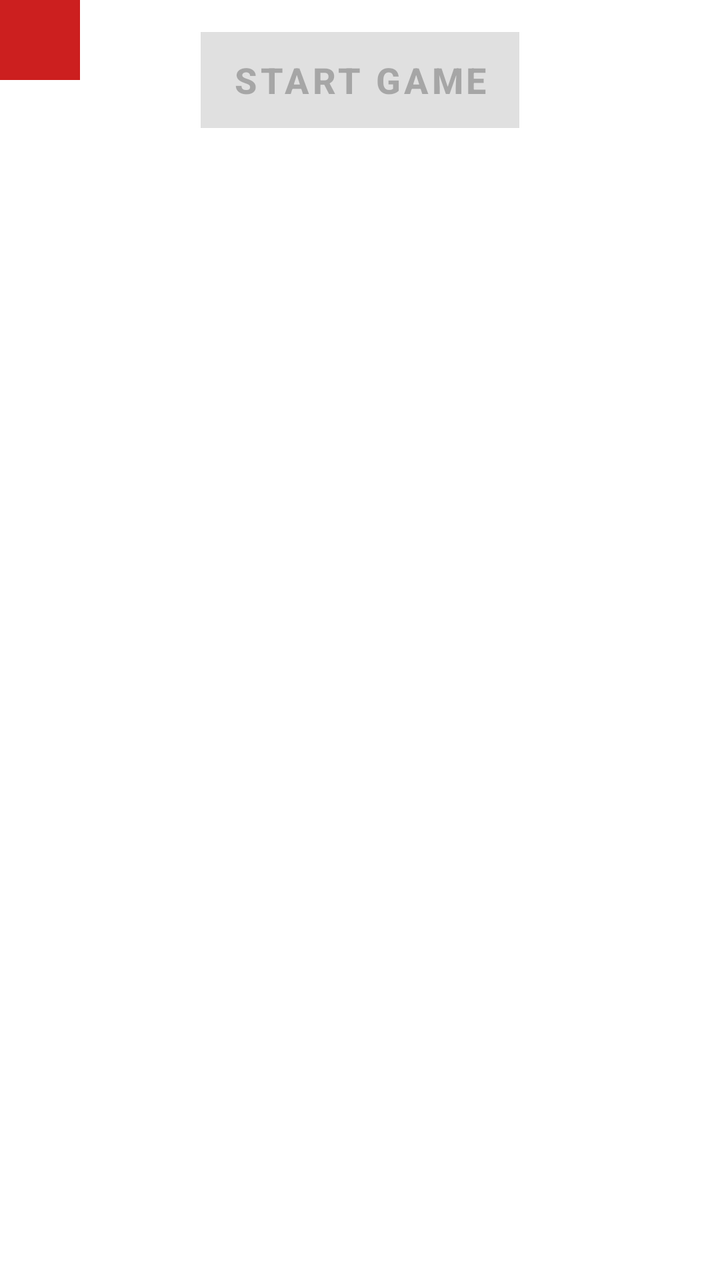
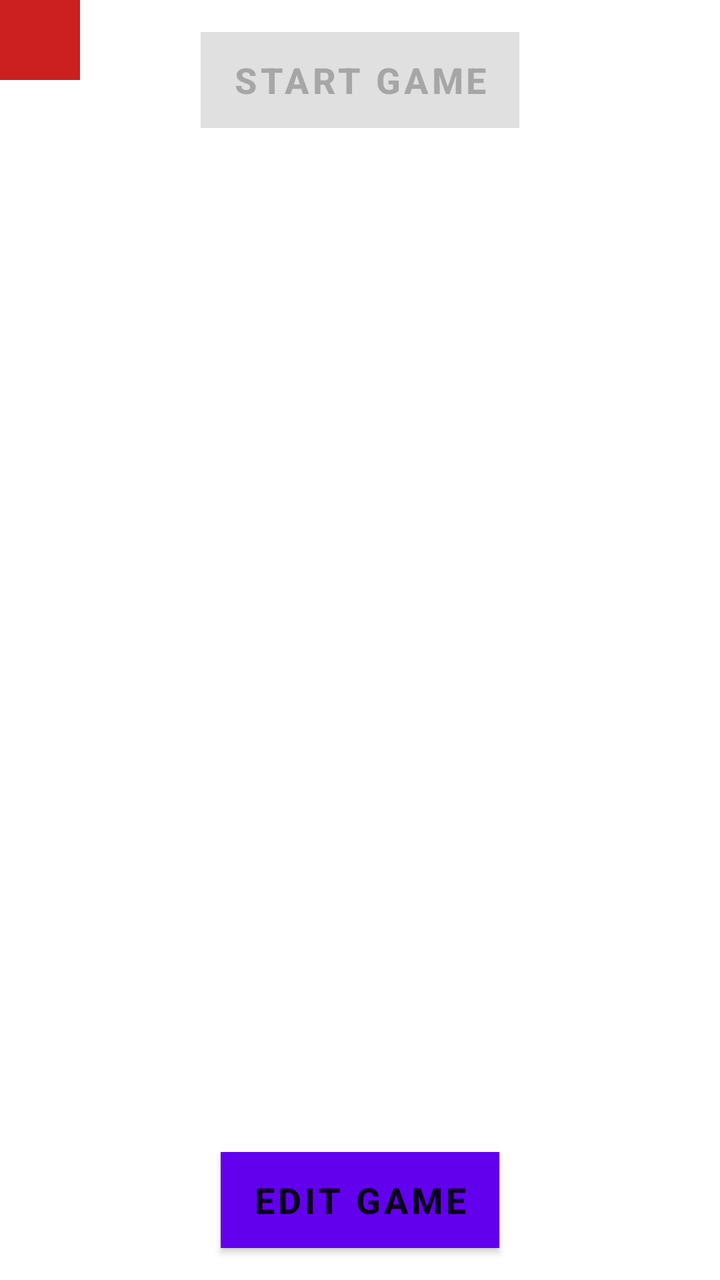

Before-and-after screenshots of an Android layout around one commit, followed by the original layout XML and the change that was made.
<!-- AndroidManifest.xml: application theme Theme.Twiligihts -->
<!-- res/layout/fragment_start_screen.xml -->
<?xml version="1.0" encoding="utf-8"?>
<androidx.constraintlayout.widget.ConstraintLayout xmlns:android="http://schemas.android.com/apk/res/android"
    xmlns:app="http://schemas.android.com/apk/res-auto"
    android:layout_width="match_parent"
    android:layout_height="match_parent">

    <Button
        android:id="@+id/startGameButton"
        android:layout_width="wrap_content"
        android:layout_height="wrap_content"
        android:layout_marginTop="16dp"
        android:background="?attr/colorPrimary"
        android:enabled="false"
        android:paddingStart="16dp"
        android:paddingEnd="16dp"
        android:text="Start Game"
        android:textColor="?android:textColorPrimary"
        android:textSize="18sp"
        android:textStyle="bold"
        app:layout_constraintEnd_toEndOf="parent"
        app:layout_constraintStart_toStartOf="parent"
        app:layout_constraintTop_toTopOf="parent" />

    <ImageView
        android:id="@+id/testIcon"
        android:layout_width="40dp"
        android:layout_height="40dp"
        android:background="@color/gem_color_1" />

</androidx.constraintlayout.widget.ConstraintLayout>
<!-- resources referenced by this layout -->
<resources>
  <color name="gem_color_1">#CC1F1F</color>
  <style name="Theme.Twiligihts" parent="Theme.MaterialComponents.DayNight.NoActionBar">
          
          <item name="colorPrimary">@color/purple_500</item>
          <item name="colorPrimaryVariant">@color/purple_700</item>
          <item name="colorOnPrimary">@color/white</item>
          
          <item name="colorSecondary">@color/teal_200</item>
          <item name="colorSecondaryVariant">@color/teal_700</item>
          <item name="colorOnSecondary">@color/black</item>
          
          <item name="android:statusBarColor" tools:targetApi="l">?attr/colorPrimaryVariant</item>
          
      </style>
  <color name="purple_500">#FF6200EE</color>
  <color name="purple_700">#FF3700B3</color>
  <color name="white">#FFFFFFFF</color>
  <color name="teal_200">#FF03DAC5</color>
  <color name="teal_700">#FF018786</color>
  <color name="black">#FF000000</color>
</resources>

<!-- the commit's change to res/layout/fragment_start_screen.xml (unified diff, before → after) -->
@@ -27,4 +27,19 @@
         android:layout_height="40dp"
         android:background="@color/gem_color_1" />
 
+    <Button
+        android:id="@+id/editorButton"
+        android:layout_width="wrap_content"
+        android:layout_height="wrap_content"
+        android:layout_margin="@dimen/padding_16"
+        android:layout_marginTop="16dp"
+        android:background="?attr/colorPrimary"
+        android:text="Edit Game"
+        android:textColor="?android:textColorPrimary"
+        android:textSize="18sp"
+        android:textStyle="bold"
+        app:layout_constraintBottom_toBottomOf="parent"
+        app:layout_constraintEnd_toEndOf="parent"
+        app:layout_constraintStart_toStartOf="parent" />
+
 </androidx.constraintlayout.widget.ConstraintLayout>
<!-- resource entries referenced after the edit -->
@@ -1,6 +1,7 @@
 <!-- resources referenced by this layout -->
 <resources>
   <color name="gem_color_1">#CC1F1F</color>
+  <dimen name="padding_16">16dp</dimen>
   <style name="Theme.Twiligihts" parent="Theme.MaterialComponents.DayNight.NoActionBar">
           
           <item name="colorPrimary">@color/purple_500</item>
